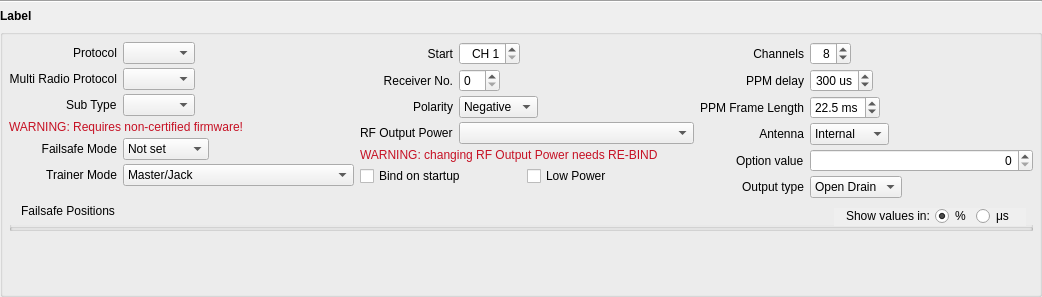
Before: the Qt Designer form companion/src/modeledit/setup_module.ui in opentx/opentx, drawn with Qt 5.
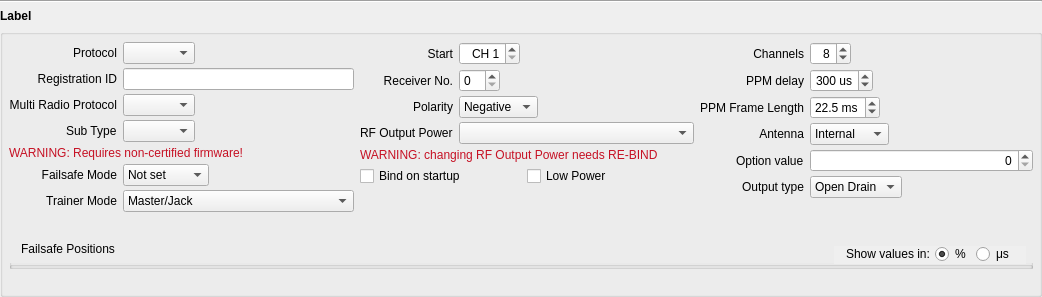
After: the same form once the commit is applied.

Commit message: support for other modules & protocols

The edit to the form file:
```diff
--- a/companion/src/modeledit/setup_module.ui
+++ b/companion/src/modeledit/setup_module.ui
@@ -301,6 +301,19 @@
           </property>
          </widget>
         </item>
+        <item row="6" column="0" colspan="2">
+         <spacer name="horizontalSpacer_2">
+          <property name="orientation">
+           <enum>Qt::Horizontal</enum>
+          </property>
+          <property name="sizeHint" stdset="0">
+           <size>
+            <width>40</width>
+            <height>20</height>
+           </size>
+          </property>
+         </spacer>
+        </item>
        </layout>
       </item>
       <item row="0" column="2">
@@ -535,6 +548,19 @@
           </property>
          </widget>
         </item>
+        <item row="6" column="0" colspan="2">
+         <spacer name="horizontalSpacer">
+          <property name="orientation">
+           <enum>Qt::Horizontal</enum>
+          </property>
+          <property name="sizeHint" stdset="0">
+           <size>
+            <width>40</width>
+            <height>20</height>
+           </size>
+          </property>
+         </spacer>
+        </item>
        </layout>
       </item>
       <item row="0" column="0">
@@ -577,7 +603,7 @@
           </property>
          </widget>
         </item>
-        <item row="1" column="0">
+        <item row="2" column="0">
          <widget class="QLabel" name="label_multiProtocol">
           <property name="text">
            <string>Multi Radio Protocol</string>
@@ -587,7 +613,7 @@
           </property>
          </widget>
         </item>
-        <item row="1" column="1">
+        <item row="2" column="1">
          <widget class="QComboBox" name="multiProtocol">
           <property name="sizePolicy">
            <sizepolicy hsizetype="Maximum" vsizetype="Fixed">
@@ -600,14 +626,14 @@
           </property>
          </widget>
         </item>
-        <item row="2" column="0">
+        <item row="3" column="0">
          <widget class="QLabel" name="label_multiSubType">
           <property name="text">
            <string>Sub Type</string>
           </property>
          </widget>
         </item>
-        <item row="2" column="1">
+        <item row="3" column="1">
          <widget class="QComboBox" name="multiSubType">
           <property name="sizePolicy">
            <sizepolicy hsizetype="Maximum" vsizetype="Fixed">
@@ -620,7 +646,7 @@
           </property>
          </widget>
         </item>
-        <item row="4" column="0">
+        <item row="5" column="0">
          <widget class="QLabel" name="label_failsafeMode">
           <property name="maximumSize">
            <size>
@@ -636,7 +662,7 @@
           </property>
          </widget>
         </item>
-        <item row="4" column="1">
+        <item row="5" column="1">
          <widget class="QComboBox" name="failsafeMode">
           <property name="sizePolicy">
            <sizepolicy hsizetype="Maximum" vsizetype="Fixed">
@@ -674,7 +700,7 @@
           </item>
          </widget>
         </item>
-        <item row="5" column="0">
+        <item row="6" column="0">
          <widget class="QLabel" name="label_trainerMode">
           <property name="maximumSize">
            <size>
@@ -690,7 +716,7 @@
           </property>
          </widget>
         </item>
-        <item row="5" column="1">
+        <item row="6" column="1">
          <widget class="QComboBox" name="trainerMode">
           <property name="sizePolicy">
            <sizepolicy hsizetype="Maximum" vsizetype="Fixed">
@@ -728,7 +754,7 @@
           </item>
          </widget>
         </item>
-        <item row="3" column="0" colspan="2">
+        <item row="4" column="0" colspan="2">
          <widget class="QLabel" name="warning_r9mFlex">
           <property name="palette">
            <palette>
@@ -772,6 +798,39 @@
           </property>
          </widget>
         </item>
+        <item row="1" column="0">
+         <widget class="QLabel" name="registrationIdLabel">
+          <property name="text">
+           <string>Registration ID</string>
+          </property>
+          <property name="alignment">
+           <set>Qt::AlignRight|Qt::AlignTrailing|Qt::AlignVCenter</set>
+          </property>
+         </widget>
+        </item>
+        <item row="1" column="1">
+         <widget class="QLineEdit" name="registrationId">
+          <property name="inputMask">
+           <string notr="true"/>
+          </property>
+          <property name="readOnly">
+           <bool>true</bool>
+          </property>
+         </widget>
+        </item>
+        <item row="7" column="0" colspan="2">
+         <spacer name="horizontalSpacer_3">
+          <property name="orientation">
+           <enum>Qt::Horizontal</enum>
+          </property>
+          <property name="sizeHint" stdset="0">
+           <size>
+            <width>40</width>
+            <height>20</height>
+           </size>
+          </property>
+         </spacer>
+        </item>
        </layout>
       </item>
       <item row="2" column="0" colspan="3">
```
The commit also changes 6 other files.
